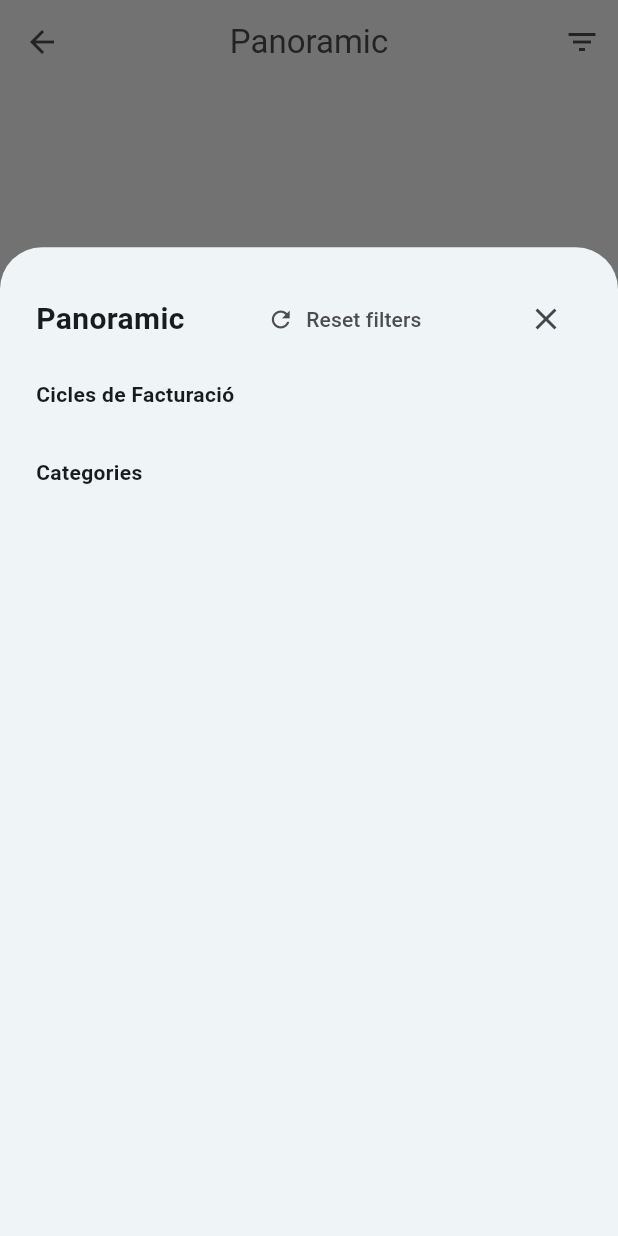
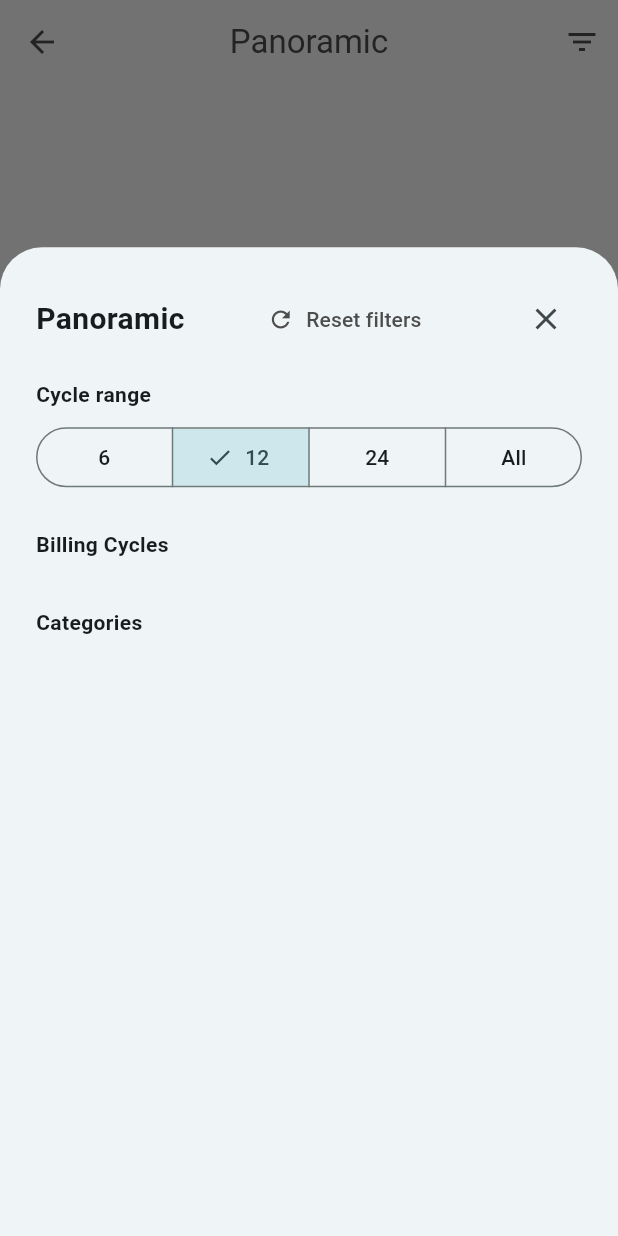
Before and after one commit to erueloi/centim, a Flutter app: the PanoramicHeatmapScreen screen opened directly, after a tap on the "filter list" icon, on a phone screen of 412 x 824 dp. Run offline on Flutter 3.47's test engine with Material 3 defaults, Android fonts, the phone set to English and light mode, and no system bars; our stand-ins replace cloud_firestore, confetti, csv, file_picker, firebase_auth, firebase_core and 11 more; accounts and stored records are empty; generated files the repository leaves out were written again; network calls fail.

Commit message:
Release v1.2.12
Heatmap: Incorporat una fila de total i filtre de 12 cicles per defecte. Inici: Redistribució visual.

```diff
--- a/lib/domain/models/heatmap_data.dart
+++ b/lib/domain/models/heatmap_data.dart
@@ -22,6 +22,7 @@ class HeatmapRow with _$HeatmapRow {
     required bool isSubCategory,
     required Map<String, HeatmapCell> cells, // cycleId -> cell
     @Default(false) bool isExpanded,
+    @Default(false) bool isTotalRow,
   }) = _HeatmapRow;
 }
 
--- a/lib/l10n/app_en.arb
+++ b/lib/l10n/app_en.arb
@@ -188,5 +188,10 @@
   "allUpToDate": "Everything is up to date this month.",
   "income": "Income",
   "expenses": "Expenses",
-  "paymentOf": "Payment of {name}"
+  "paymentOf": "Payment of {name}",
+  "heatmapTotal": "TOTAL",
+  "heatmapCycleRange": "Cycle range",
+  "heatmapAllCycles": "All",
+  "billingCyclesLabel": "Billing Cycles",
+  "categoriesLabel": "Categories"
 }
--- a/lib/l10n/app_localizations.dart
+++ b/lib/l10n/app_localizations.dart
@@ -1237,6 +1237,36 @@ abstract class AppLocalizations {
   /// In ca, this message translates to:
   /// **'Pagament de {name}'**
   String paymentOf(Object name);
+
+  /// No description provided for @heatmapTotal.
+  ///
+  /// In ca, this message translates to:
+  /// **'TOTAL'**
+  String get heatmapTotal;
+
+  /// No description provided for @heatmapCycleRange.
+  ///
+  /// In ca, this message translates to:
+  /// **'Rang de cicles'**
+  String get heatmapCycleRange;
+
+  /// No description provided for @heatmapAllCycles.
+  ///
+  /// In ca, this message translates to:
+  /// **'Tots'**
+  String get heatmapAllCycles;
+
+  /// No description provided for @billingCyclesLabel.
+  ///
+  /// In ca, this message translates to:
+  /// **'Cicles de Facturació'**
+  String get billingCyclesLabel;
+
+  /// No description provided for @categoriesLabel.
+  ///
+  /// In ca, this message translates to:
+  /// **'Categories'**
+  String get categoriesLabel;
 }
 
 class _AppLocalizationsDelegate
--- a/lib/l10n/app_localizations_en.dart
+++ b/lib/l10n/app_localizations_en.dart
@@ -611,4 +611,19 @@ class AppLocalizationsEn extends AppLocalizations {
   String paymentOf(Object name) {
     return 'Payment of $name';
   }
+
+  @override
+  String get heatmapTotal => 'TOTAL';
+
+  @override
+  String get heatmapCycleRange => 'Cycle range';
+
+  @override
+  String get heatmapAllCycles => 'All';
+
+  @override
+  String get billingCyclesLabel => 'Billing Cycles';
+
+  @override
+  String get categoriesLabel => 'Categories';
 }
--- a/lib/presentation/providers/panoramic_heatmap_provider.dart
+++ b/lib/presentation/providers/panoramic_heatmap_provider.dart
@@ -17,6 +17,7 @@ class PanoramicHeatmap extends _$PanoramicHeatmap {
   Set<String>? _persistedSelectedCycles;
   Set<String>? _persistedSelectedCategories;
   Set<String> _expandedCategoryIds = {};
+  int? _cycleRangeLimit; // null = use default (12), 0 = all
 
   @override
   Future<HeatmapState> build() async {
@@ -42,13 +43,21 @@ class PanoramicHeatmap extends _$PanoramicHeatmap {
         allCategories.where((c) => c.type == TransactionType.expense).toList();
 
     // 2. Determine selected filters
-    // If we have persisted values, use them. Otherwise, default to all.
-    final selectedCycleIds =
-        _persistedSelectedCycles ?? sortedCycles.map((c) => c.id).toSet();
+    // Default to last 12 cycles if no persisted selection
+    if (_persistedSelectedCycles == null) {
+      final rangeLimit = _cycleRangeLimit ?? 12;
+      if (rangeLimit == 0 || sortedCycles.length <= rangeLimit) {
+        _persistedSelectedCycles = sortedCycles.map((c) => c.id).toSet();
+      } else {
+        final lastN = sortedCycles.sublist(sortedCycles.length - rangeLimit);
+        _persistedSelectedCycles = lastN.map((c) => c.id).toSet();
+      }
+    }
+
+    final selectedCycleIds = _persistedSelectedCycles!;
     final selectedCategoryIds = _persistedSelectedCategories ??
         expenseCategories.map((c) => c.id).toSet();
 
-    _persistedSelectedCycles = selectedCycleIds;
     _persistedSelectedCategories = selectedCategoryIds;
 
     // 3. Aggregate data
@@ -62,6 +71,14 @@ class PanoramicHeatmap extends _$PanoramicHeatmap {
         .toList();
 
     final List<HeatmapRow> visibleRows = [];
+
+    // Accumulators for the TOTAL row
+    final Map<String, double> totalBudgetedPerCycle = {};
+    final Map<String, double> totalSpentPerCycle = {};
+    for (final cycle in filteredCycles) {
+      totalBudgetedPerCycle[cycle.id] = 0.0;
+      totalSpentPerCycle[cycle.id] = 0.0;
+    }
 
     for (final category in filteredCategories) {
       final Map<String, HeatmapCell> parentCells = {};
@@ -100,6 +117,12 @@ class PanoramicHeatmap extends _$PanoramicHeatmap {
           spent: spent,
           deviation: spent - totalBudget,
         );
+
+        // Accumulate for TOTAL row
+        totalBudgetedPerCycle[cycle.id] =
+            totalBudgetedPerCycle[cycle.id]! + totalBudget;
+        totalSpentPerCycle[cycle.id] =
+            totalSpentPerCycle[cycle.id]! + spent;
       }
 
       visibleRows.add(HeatmapRow(
@@ -158,6 +181,26 @@ class PanoramicHeatmap extends _$PanoramicHeatmap {
       }
     }
 
+    // 4. Add TOTAL row
+    final Map<String, HeatmapCell> totalCells = {};
+    for (final cycle in filteredCycles) {
+      final budgeted = totalBudgetedPerCycle[cycle.id]!;
+      final spent = totalSpentPerCycle[cycle.id]!;
+      totalCells[cycle.id] = HeatmapCell(
+        budgeted: budgeted,
+        spent: spent,
+        deviation: spent - budgeted,
+      );
+    }
+    visibleRows.add(HeatmapRow(
+      id: '__total__',
+      name: 'TOTAL',
+      icon: '',
+      isSubCategory: false,
+      cells: totalCells,
+      isTotalRow: true,
+    ));
+
     return HeatmapState(
       allCycles: sortedCycles,
       allCategories: expenseCategories,
@@ -201,10 +244,21 @@ class PanoramicHeatmap extends _$PanoramicHeatmap {
     ref.invalidateSelf();
   }
 
+  /// Sets cycle range to show the last N cycles (0 = all).
+  void setCycleRange(int count) {
+    _cycleRangeLimit = count;
+    _persistedSelectedCycles = null; // Force recalculation
+    ref.invalidateSelf();
+  }
+
+  /// Returns the current cycle range limit (0 = all, null = default 12).
+  int get currentCycleRange => _cycleRangeLimit ?? 12;
+
   void resetFilters() {
     _persistedSelectedCycles = null;
     _persistedSelectedCategories = null;
     _expandedCategoryIds = {};
+    _cycleRangeLimit = null;
     ref.invalidateSelf();
   }
 }
--- a/lib/presentation/screens/dashboard/heatmap_filter_sheet.dart
+++ b/lib/presentation/screens/dashboard/heatmap_filter_sheet.dart
@@ -5,7 +5,7 @@ import 'package:intl/intl.dart';
 import 'package:centim/l10n/app_localizations.dart';
 
 class HeatmapFilterSheet extends ConsumerWidget {
-  const HeatmapFilterSheet({super.key}); // Removed state parameter
+  const HeatmapFilterSheet({super.key});
 
   @override
   Widget build(BuildContext context, WidgetRef ref) {
@@ -19,7 +19,11 @@ class HeatmapFilterSheet extends ConsumerWidget {
         maxHeight: MediaQuery.of(context).size.height * 0.8,
       ),
       child: heatmapAsync.when(
-        data: (state) => Column(
+        data: (state) {
+          final notifier = ref.read(panoramicHeatmapProvider.notifier);
+          final currentRange = notifier.currentCycleRange;
+
+          return Column(
             crossAxisAlignment: CrossAxisAlignment.start,
             mainAxisSize: MainAxisSize.min,
             children: [
@@ -27,14 +31,12 @@ class HeatmapFilterSheet extends ConsumerWidget {
                 mainAxisAlignment: MainAxisAlignment.spaceBetween,
                 children: [
                   Text(
-                  l10n.panoramicTitle, // Using l10n
+                    l10n.panoramicTitle,
                     style: const TextStyle(
                         fontSize: 20, fontWeight: FontWeight.bold),
                   ),
                   TextButton.icon(
-                  onPressed: () => ref
-                      .read(panoramicHeatmapProvider.notifier)
-                      .resetFilters(),
+                    onPressed: () => notifier.resetFilters(),
                     icon: const Icon(Icons.refresh),
                     label: Text(l10n.resetFilters),
                   ),
@@ -50,9 +52,32 @@ class HeatmapFilterSheet extends ConsumerWidget {
                   child: Column(
                     crossAxisAlignment: CrossAxisAlignment.start,
                     children: [
-                    const Text(
-                      'Cicles de Facturació',
-                      style: TextStyle(fontWeight: FontWeight.bold),
+                      // Cycle range selector
+                      Text(
+                        l10n.heatmapCycleRange,
+                        style: const TextStyle(fontWeight: FontWeight.bold),
+                      ),
+                      const SizedBox(height: 8),
+                      SizedBox(
+                        width: double.infinity,
+                        child: SegmentedButton<int>(
+                          segments: [
+                            const ButtonSegment(value: 6, label: Text('6')),
+                            const ButtonSegment(value: 12, label: Text('12')),
+                            const ButtonSegment(value: 24, label: Text('24')),
+                            ButtonSegment(
+                                value: 0, label: Text(l10n.heatmapAllCycles)),
+                          ],
+                          selected: {currentRange},
+                          onSelectionChanged: (selected) {
+                            notifier.setCycleRange(selected.first);
+                          },
+                        ),
+                      ),
+                      const SizedBox(height: 24),
+                      Text(
+                        l10n.billingCyclesLabel,
+                        style: const TextStyle(fontWeight: FontWeight.bold),
                       ),
                       const SizedBox(height: 8),
                       Wrap(
@@ -63,16 +88,15 @@ class HeatmapFilterSheet extends ConsumerWidget {
                           return FilterChip(
                             label: Text(dateFormat.format(cycle.endDate)),
                             selected: isSelected,
-                          onSelected: (_) => ref
-                              .read(panoramicHeatmapProvider.notifier)
-                              .toggleCycleFilter(cycle.id),
+                            onSelected: (_) =>
+                                notifier.toggleCycleFilter(cycle.id),
                           );
                         }).toList(),
                       ),
                       const SizedBox(height: 24),
-                    const Text(
-                      'Categories',
-                      style: TextStyle(fontWeight: FontWeight.bold),
+                      Text(
+                        l10n.categoriesLabel,
+                        style: const TextStyle(fontWeight: FontWeight.bold),
                       ),
                       const SizedBox(height: 8),
                       ListView.builder(
@@ -92,9 +116,8 @@ class HeatmapFilterSheet extends ConsumerWidget {
                               ],
                             ),
                             value: isSelected,
-                          onChanged: (_) => ref
-                              .read(panoramicHeatmapProvider.notifier)
-                              .toggleCategoryFilter(category.id),
+                            onChanged: (_) =>
+                                notifier.toggleCategoryFilter(category.id),
                             dense: true,
                             contentPadding: EdgeInsets.zero,
                           );
@@ -105,7 +128,8 @@ class HeatmapFilterSheet extends ConsumerWidget {
                 ),
               ),
             ],
-        ),
+          );
+        },
         loading: () => const Center(child: CircularProgressIndicator()),
         error: (e, s) => Center(child: Text('Error: $e')),
       ),
--- a/pubspec.yaml
+++ b/pubspec.yaml
@@ -15,7 +15,7 @@ publish_to: 'none' # Remove this line if you wish to publish to pub.dev
 # Read more about iOS versioning at
 
 
-version: 1.2.11
+version: 1.2.12
 
 environment:
   sdk: '>=3.0.0 <4.0.0' # Reverted to ^3.0.0
```
Also changed, not shown: lib/l10n/app_ca.arb (+6 -1 lines), lib/l10n/app_localizations_ca.dart (+15 -0 lines), lib/presentation/screens/dashboard/dashboard_screen.dart (+4 -4 lines), lib/presentation/screens/dashboard/panoramic_heatmap_screen.dart (+59 -20 lines), lib/domain/models/heatmap_data.freezed.dart, lib/presentation/providers/financial_summary_provider.g.dart, lib/presentation/providers/panoramic_heatmap_provider.g.dart, 1 other file. Lines whose indentation alone changed are shown as unchanged.
